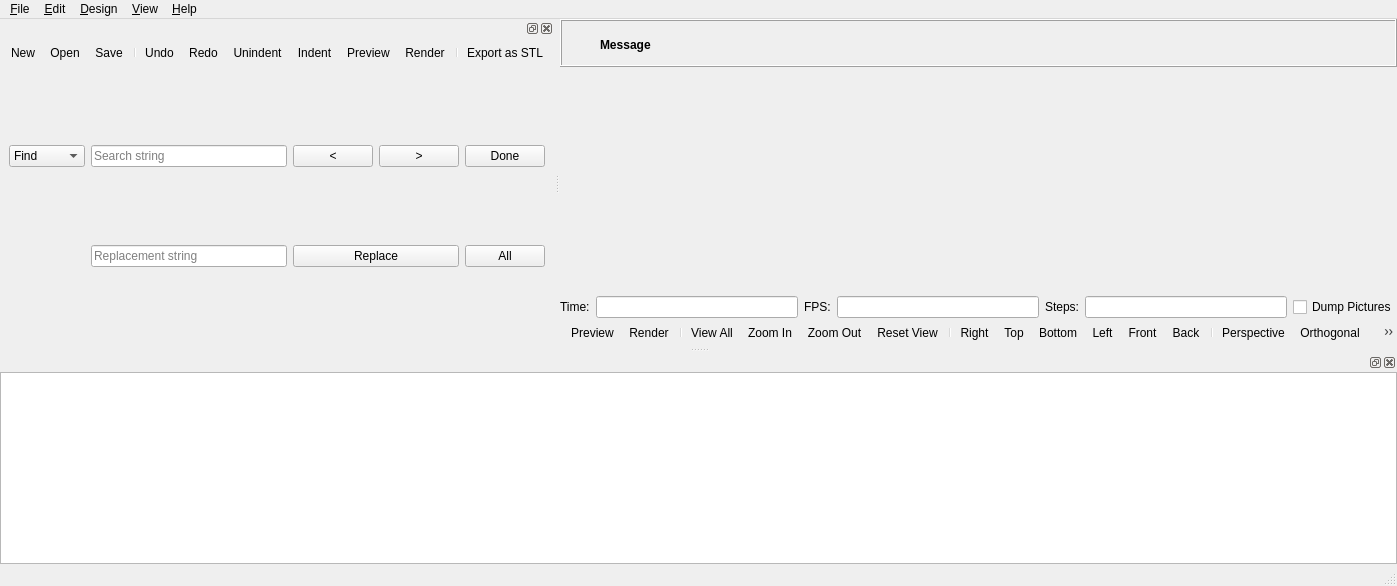
openscad/openscad, file src/MainWindow.ui: the form before one commit.
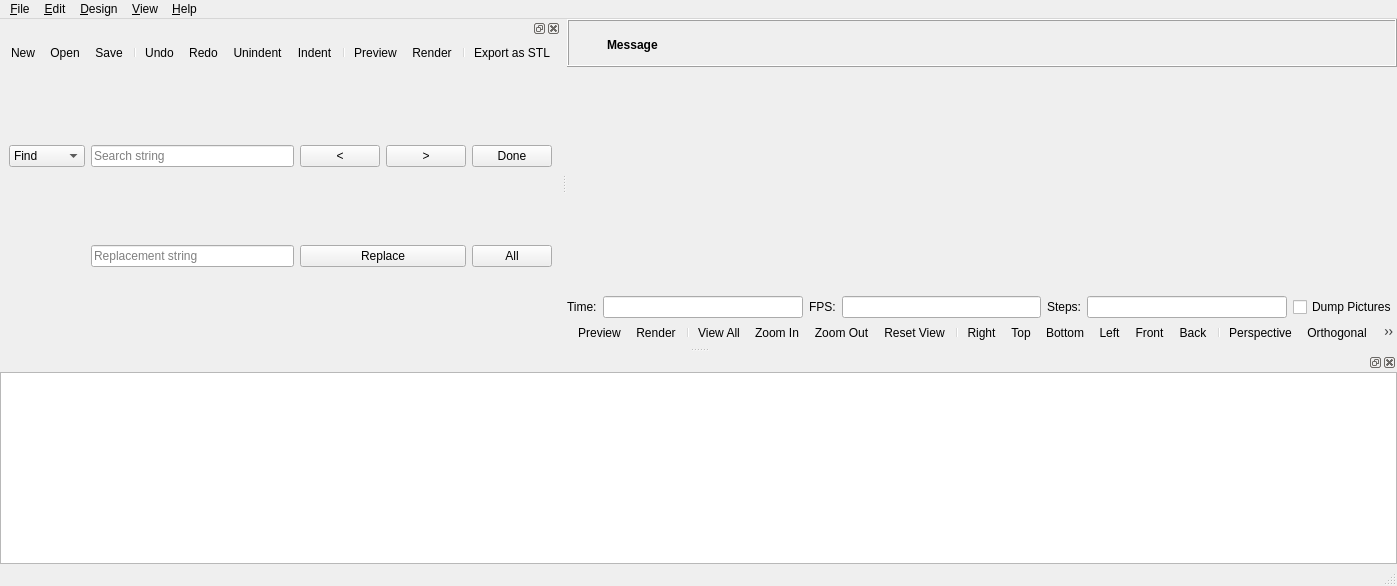
The form after the commit. Icons and pictures are not drawn. Custom widgets are drawn as their Qt base class.

Commit message: Make welcome screen work for dark themes.

The edit to the form file:
```diff
--- a/src/MainWindow.ui
+++ b/src/MainWindow.ui
@@ -221,6 +221,7 @@
          <addaction name="separator"/>
          <addaction name="viewActionPerspective"/>
          <addaction name="viewActionOrthogonal"/>
+         <addaction name="separator"/>
          <addaction name="viewActionShowAxes"/>
          <addaction name="viewActionShowEdges"/>
         </widget>
@@ -408,6 +409,7 @@
        <addaction name="editActionRedo"/>
        <addaction name="editActionUnindent"/>
        <addaction name="editActionIndent"/>
+       <addaction name="separator"/>
        <addaction name="designActionPreview"/>
        <addaction name="designActionRender"/>
        <addaction name="separator"/>
```
Left out of the diff: 2 changed lines with no effect on the pictures. The commit also changes 2 other files.
